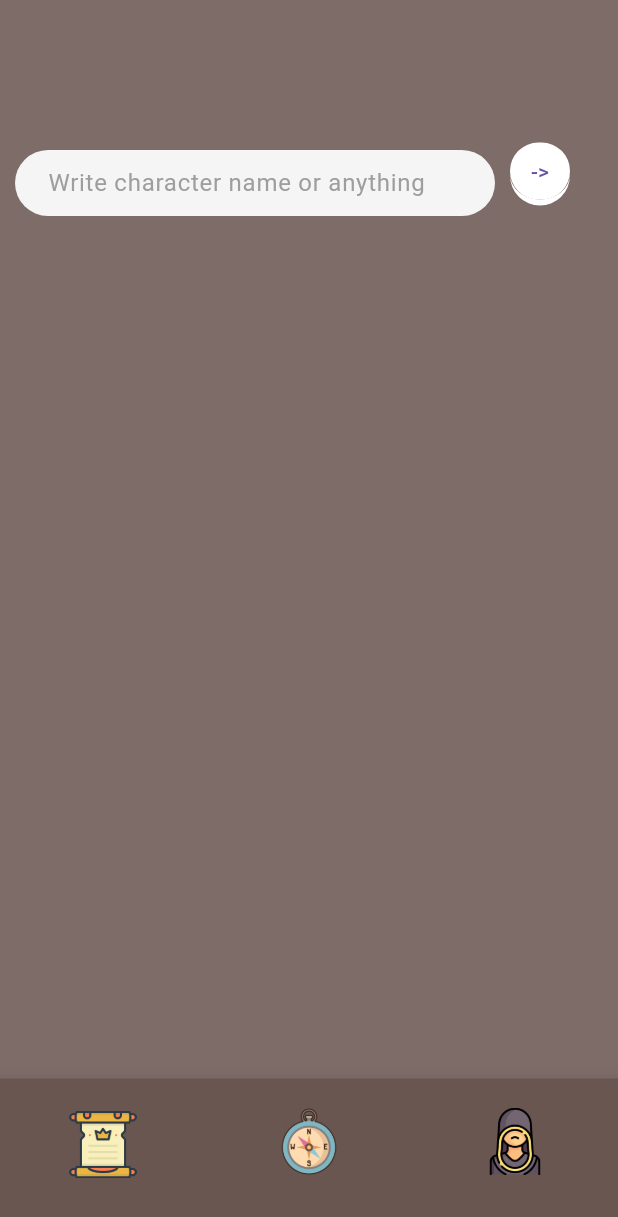
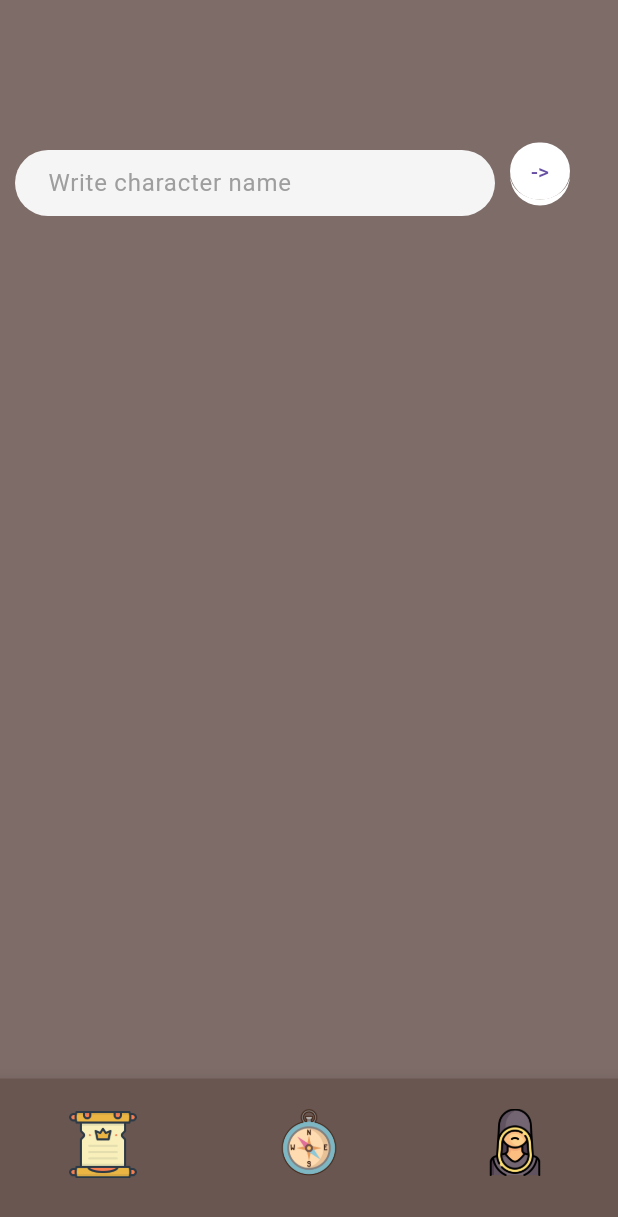
Before and after one commit to kodzimk/GameApp, a Flutter app: the screen it shows after launch, item 3 of the bottom bar chosen, on a phone screen of 412 x 824 dp. Shown: the top 1217 px of the screen. Run offline on Flutter 3.47's test engine with Material 3 defaults, Android fonts, the phone set to English and light mode, and no system bars; our stand-ins replace dash_chat_2, device_preview, flutter_gemini.

Commit message:
compliting 3 page fully omg

```diff
--- a/lib/features/character_page/view/character_page.dart
+++ b/lib/features/character_page/view/character_page.dart
@@ -1,9 +1,6 @@
-import 'dart:developer';
-
 import 'package:flutter/material.dart';
-import 'package:uncharted/API/service_model.dart';
 import '../widgets/bottom_app.dart';
-import 'package:flutter_gemini/flutter_gemini.dart';
+import '../widgets/chat_widget.dart';
 
 class CharacterPage extends StatefulWidget {
   const CharacterPage({super.key});
@@ -14,151 +11,13 @@ class CharacterPage extends StatefulWidget {
 
 class _CharacterPageState extends State<CharacterPage> {
 
-  bool ignore = true;
-  String aboutCharacter = '';
-  String quesiton = '';
-  List<String> message = [''];
 
   @override
   Widget build(BuildContext context) {
     return Scaffold(
       backgroundColor: Color.fromARGB(255,125,108,104),
       bottomNavigationBar:BottomApp(),
-      body:Column(children: [ Row(crossAxisAlignment: CrossAxisAlignment.start, children: [
-               Container(
-                margin: EdgeInsets.only(
-                  top: 100,
-                  left: 10,
-                ),
-                child:  SizedBox(width: 320,child:TextField(
-                  decoration: defaultInputDecoration(),
-                  onChanged: (value) {
-                    quesiton = value;
-                  },
-                ),
-              ),
-               ),
-              Container(
-                  margin: EdgeInsets.only(
-                    top: 95,
-                    left: 10,
-                  ),
-                  decoration: BoxDecoration(
-                    border: Border(
-                      bottom: BorderSide(
-                        color: Colors.white,
-                        width: 4.0,
-                      ),
-                    ),
-                    borderRadius: BorderRadius.circular(26.0),
-                  ),
-                  child: ElevatedButton(
-                    onPressed: ()
-                     async {
-                    final gemini = Gemini.instance;
-                    gemini.prompt(parts: [
-                    Part.text(quesiton  + "from  uncharted 4 a theif end talk about him maximum 300 words"),
-                       ]).then((value)
-                         {
-                         setState(() {
-                            aboutCharacter = value?.output ?? "";
-                            ignore = false;
-                           });
-                         });
-                    },
-                    style: ElevatedButton.styleFrom(
-                      backgroundColor: Colors.white,
-                      fixedSize: const Size(40, 38),
-                      elevation: 0,
-                      padding: EdgeInsets.zero,
-                      tapTargetSize: MaterialTapTargetSize.shrinkWrap,
-                      minimumSize: Size.zero,
-                    ),
-                    child: Text('->'),
-                  ),
-                ),
-          ]),
-
-           SizedBox(
-           child: Container(
-              margin: EdgeInsets.only(
-                    top: 20,
-                    left: 20,
-                    right: 20,
-                  ),
-                  child: Text(
-                   aboutCharacter,
-                    style: TextStyle(
-                        fontFamily: 'Cinzel',
-                        color: Colors.white,
-                        fontSize: 11,
-                      ),
-                    ),
-          ),
-           ),
-       Opacity(opacity: ignore ? 0.0 : 1.0,
-            child: IgnorePointer( ignoring: ignore,
-              child: Container(
-                  margin: EdgeInsets.only(
-                    right: 160,
-                  ),
-                  decoration: BoxDecoration(
-                    border: Border(
-                      bottom: BorderSide(
-
-                        color: Color.fromARGB(255,105,86,80),
-                        width: 4.0,
-                      ),
-                    ),
-                    borderRadius: BorderRadius.circular(26.0),
-                  ),
-                  child: ElevatedButton(
-                    onPressed: () {Navigator.of(context).pushNamed('/Chat');},
-                    style: ElevatedButton.styleFrom(
-                      backgroundColor: Color.fromARGB(255,105,86,80),
-                      fixedSize: const Size(200, 38),
-                      elevation: 0,
-                      padding: EdgeInsets.zero,
-                      tapTargetSize: MaterialTapTargetSize.shrinkWrap,
-                      minimumSize: Size.zero,
-
-                    ),
-                    child: Text(
-                      'Start chat',
-                      style: TextStyle(
-                        fontFamily: 'Cinzel',
-                        color: Colors.white
-                      ),
-                      ),
-                  ),
-                ),
-            ),
-          ),
-        ])
+      body: CharacterPageWidget(),
     );
   }
-  InputDecoration defaultInputDecoration({
-  String hintText = 'Write character name or anything',
-  TextStyle hintStyle = const TextStyle(color: Colors.grey),
-  Color? fillColor,
-}) =>
-    InputDecoration(
-      isDense: true,
-      hintText: hintText,
-      hintStyle: hintStyle,
-      filled: true,
-      fillColor: fillColor ?? Colors.grey[100],
-      contentPadding: const EdgeInsets.only(
-        left: 18,
-        top: 10,
-        bottom: 10,
-      ),
-      border: OutlineInputBorder(
-        borderRadius: BorderRadius.circular(25),
-        borderSide: const BorderSide(
-          width: 0,
-          style: BorderStyle.none,
-        ),
-      ),
-    );
 }
--- /dev/null
+++ b/lib/features/character_page/widgets/chat_widget.dart
@@ -0,0 +1,207 @@
+import 'package:flutter/material.dart';
+import 'package:flutter_gemini/flutter_gemini.dart';
+
+
+class CharacterPageWidget extends StatefulWidget {
+  const CharacterPageWidget({super.key});
+
+  @override
+  State<CharacterPageWidget> createState() => _CharacterPageWidgetState();
+}
+
+class _CharacterPageWidgetState extends State<CharacterPageWidget> {
+
+  String chatCharacter = '';
+  bool ignore = true;
+  String aboutCharacter = '';
+  String quesiton = '';
+
+  @override
+  Widget build(BuildContext context) {
+
+    return Column(children: [Row(crossAxisAlignment: CrossAxisAlignment.start, children: [
+               Container(
+                margin: EdgeInsets.only(
+                  top: 100,
+                  left: 10,
+                ),
+                child:  SizedBox(width: 320,child:TextField(
+                  decoration: defaultInputDecoration(),
+                  onChanged: (value) {
+                    quesiton = value;
+                  },
+                ),
+              ),
+               ),
+
+
+
+              Container(
+                  margin: EdgeInsets.only(
+                    top: 95,
+                    left: 10,
+                  ),
+                  decoration: BoxDecoration(
+                    border: Border(
+                      bottom: BorderSide(
+                        color: Colors.white,
+                        width: 4.0,
+                      ),
+                    ),
+                    borderRadius: BorderRadius.circular(26.0),
+                  ),
+                  child: ElevatedButton(
+                    onPressed: ()
+                     async {
+                    final gemini = Gemini.instance;
+                    gemini.prompt(parts: [
+                    Part.text(quesiton  + "from  uncharted 4 a theif end talk about him maximum 280 words"),
+                       ]).then((value)
+                         {
+                         setState(() {
+                           aboutCharacter = value?.output ?? 'NULL';
+                           SetQuestion();
+                           });
+                         });
+                    },
+                    style: ElevatedButton.styleFrom(
+                      backgroundColor: Colors.white,
+                      fixedSize: const Size(40, 38),
+                      elevation: 0,
+                      padding: EdgeInsets.zero,
+                      tapTargetSize: MaterialTapTargetSize.shrinkWrap,
+                      minimumSize: Size.zero,
+                    ),
+                    child: Text('->'),
+                  ),
+                ),
+          ]),
+
+
+
+           SizedBox(
+           child: Container(
+              margin: EdgeInsets.only(
+                    top: 20,
+                    left: 20,
+                    right: 20,
+                  ),
+                  child: Text(
+                   aboutCharacter,
+                    style: TextStyle(
+                        fontFamily: 'Cinzel',
+                        color: Colors.white,
+                        fontSize: 11,
+                      ),
+                    ),
+          ),
+           ),
+
+
+       Opacity(opacity: ignore ? 0.0 : 1.0,
+            child: IgnorePointer( ignoring: ignore,
+              child: Container(
+                  margin: EdgeInsets.only(
+                    right: 160,
+                  ),
+                  decoration: BoxDecoration(
+                    border: Border(
+                      bottom: BorderSide(
+
+                        color: Color.fromARGB(255,105,86,80),
+                        width: 4.0,
+                      ),
+                    ),
+                    borderRadius: BorderRadius.circular(26.0),
+                  ),
+                  child: ElevatedButton(
+                    onPressed: () {
+                      Navigator.of(context).pushNamed(
+                      '/Chat',
+                      arguments: chatCharacter,
+                      );
+                    },
+                    style: ElevatedButton.styleFrom(
+                      backgroundColor: Color.fromARGB(255,105,86,80),
+                      fixedSize: const Size(200, 38),
+                      elevation: 0,
+                      padding: EdgeInsets.zero,
+                      tapTargetSize: MaterialTapTargetSize.shrinkWrap,
+                      minimumSize: Size.zero,
+                    ),
+                    child: Text(
+                      'Start chat',
+                      style: TextStyle(
+                        fontFamily: 'Cinzel',
+                        color: Colors.white
+                  ),
+                ),
+              ),
+            ),
+          ),
+       ),
+
+    ]);
+  }
+
+  void SetQuestion()
+  {
+    if(quesiton.toUpperCase() == "NATHAN" || quesiton.toUpperCase() == "SAM" || quesiton.toUpperCase() == "ELENA" || quesiton.toUpperCase() == "VICTOR"||
+      quesiton.toUpperCase() ==  "RAFE" || quesiton.toUpperCase() ==  "HECTOR" || quesiton.toUpperCase() ==  "DRAKE" || quesiton.toUpperCase() ==  "ALCAZAR" ||
+      quesiton.toUpperCase() ==  "CASSIE" || quesiton.toUpperCase() ==  "EVELYN" || quesiton.toUpperCase() ==  "NADIN" || quesiton.toUpperCase() == "MORGAN" ||
+      quesiton.toUpperCase() ==  "CASSANDRA"|| quesiton.toUpperCase() == "KAISAR")
+      {
+          ignore = false;
+          chatCharacter = quesiton;
+      }
+      else
+      {
+      for(int i = 0;i < aboutCharacter.length;i++)
+      {
+        if(aboutCharacter[i] == ' ' || aboutCharacter[i] == ',')
+          {
+             chatCharacter = aboutCharacter.substring(0,i);
+             break;
+          }
+      }
+
+     if(chatCharacter.toUpperCase() == "NATHAN" || chatCharacter.toUpperCase() == "SAM" || chatCharacter.toUpperCase() == "ELENA" || chatCharacter.toUpperCase() == "VICTOR"||
+        chatCharacter.toUpperCase() == "RAFE" || chatCharacter.toUpperCase() == "HECTOR" || chatCharacter.toUpperCase() == "DRAKE" || chatCharacter.toUpperCase() == "ALCAZAR" ||
+        chatCharacter.toUpperCase() == "CASSIE" || chatCharacter.toUpperCase() == "EVELYN" || chatCharacter.toUpperCase() == "NADIN"|| chatCharacter.toUpperCase() =="MORGAN" ||
+        chatCharacter.toUpperCase() == "CASSANDRA" || chatCharacter.toUpperCase() == "KAISAR")
+        {
+          ignore = false;
+        }
+        else{
+               ignore = true;
+            }
+      }
+  }
+
+}
+
+
+InputDecoration defaultInputDecoration({
+  String hintText = 'Write character name',
+  TextStyle hintStyle = const TextStyle(color: Colors.grey),
+  Color? fillColor,
+}) =>
+    InputDecoration(
+      isDense: true,
+      hintText: hintText,
+      hintStyle: hintStyle,
+      filled: true,
+      fillColor: fillColor ?? Colors.grey[100],
+      contentPadding: const EdgeInsets.only(
+        left: 18,
+        top: 10,
+        bottom: 10,
+      ),
+      border: OutlineInputBorder(
+        borderRadius: BorderRadius.circular(25),
+        borderSide: const BorderSide(
+          width: 0,
+          style: BorderStyle.none,
+        ),
+      ),
+    );
--- a/lib/theme/theme.dart
+++ b/lib/theme/theme.dart
@@ -4,9 +4,9 @@ final darkTheme = ThemeData(
         scaffoldBackgroundColor: const Color.fromARGB(255, 41, 39, 39),
         textTheme: TextTheme(
             bodyMedium: TextStyle(
-              color: Colors.amber,
-              fontWeight: FontWeight.w700,
+              color: Colors.white,
               fontSize: 20,
+              fontFamily: 'Cinzel'
             ),
         ),
 );
```
Also changed, not shown: lib/features/chat_page/view/chat_page.dart (+55 -12 lines).
